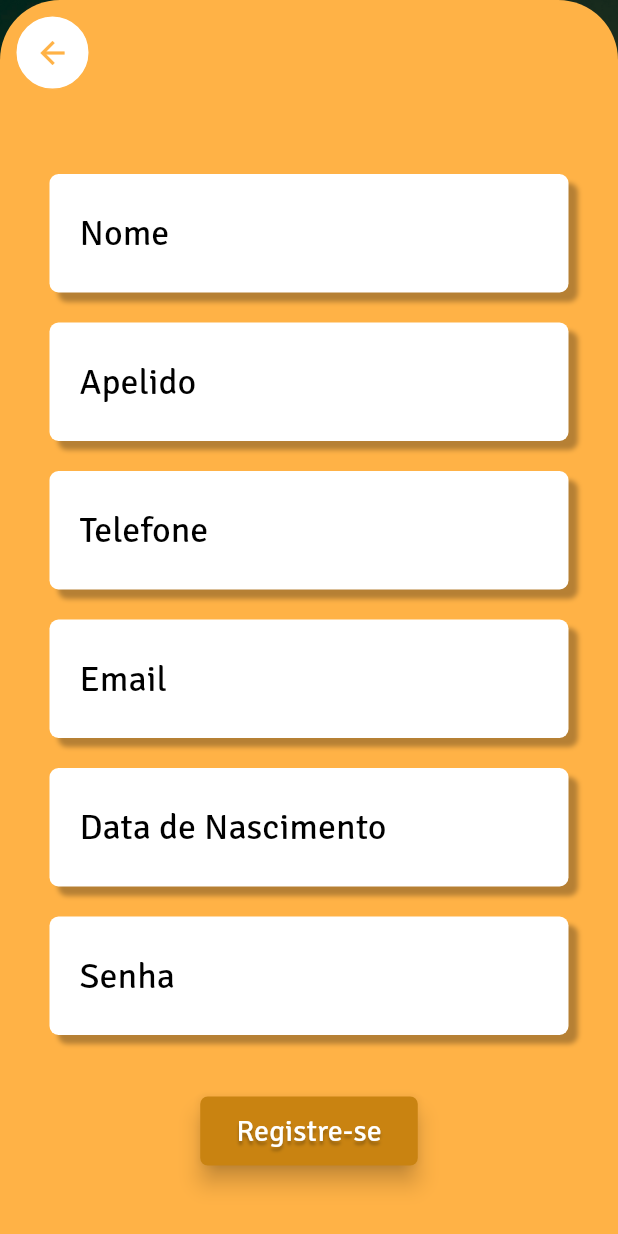
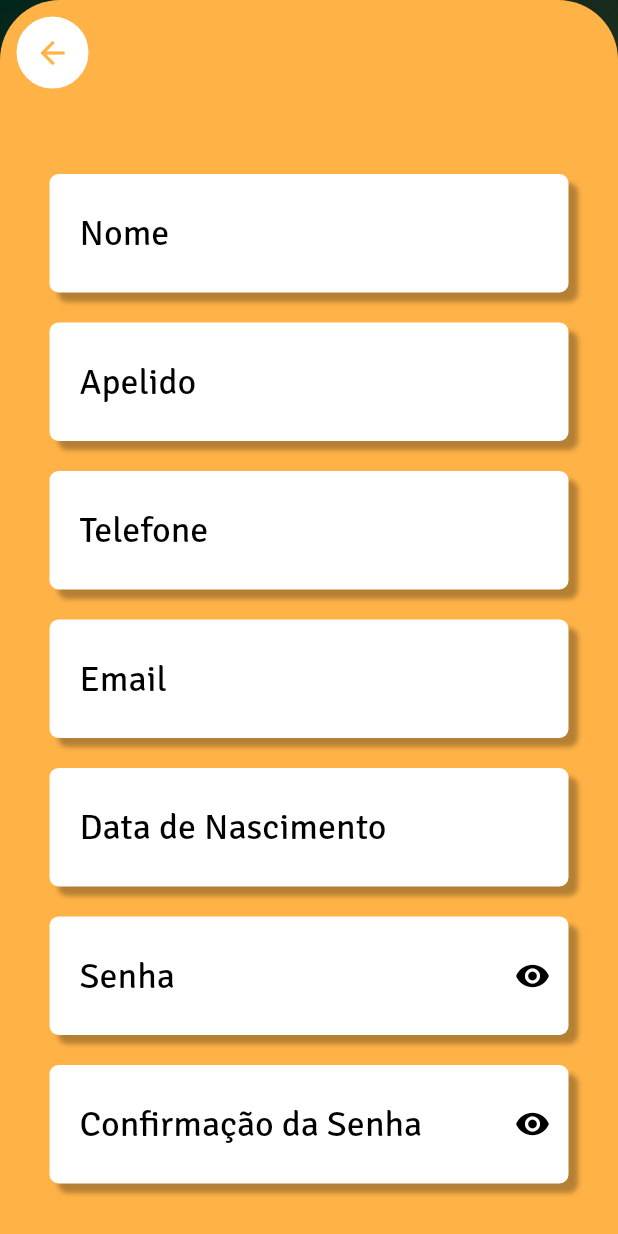
Before and after one commit to ElissonRochaa/MOBILE-25.1-ArtHub, a Flutter app: the TelaRegistro screen opened by its route, on a phone screen of 412 x 824 dp. Run offline on Flutter 3.47's test engine with Material 3 defaults, Android fonts, the phone set to English and light mode, and no system bars; our stand-ins replace chewie, curved_navigation_bar, dio, file_picker, just_audio, jwt_decoder and 3 more; missing offline and left inert: dart:html; accounts and stored records are empty.

Commit message:
feat: adicionada a confirmação de senha na tela_registro.dart

```diff
--- a/lib/pages/tela_registro.dart
+++ b/lib/pages/tela_registro.dart
@@ -26,6 +26,7 @@ class _TelaRegistroState extends State<TelaRegistro> {
   final TextEditingController _dataNascimentoController =
       TextEditingController();
   final TextEditingController _senhaController = TextEditingController();
+  final TextEditingController _confirmacaoSenhaController = TextEditingController();
 
   @override
   void dispose() {
@@ -35,6 +36,7 @@ class _TelaRegistroState extends State<TelaRegistro> {
     _emailController.dispose();
     _dataNascimentoController.dispose();
     _senhaController.dispose();
+    _confirmacaoSenhaController.dispose();
     super.dispose();
   }
 
@@ -45,7 +47,8 @@ class _TelaRegistroState extends State<TelaRegistro> {
       _telefoneController.text.isEmpty ||
       _emailController.text.isEmpty ||
       _senhaController.text.isEmpty ||
-      _dataNascimentoController.text.isEmpty) {
+      _dataNascimentoController.text.isEmpty ||
+      _confirmacaoSenhaController.text.isEmpty) {
     showCustomSnackBar(context, 'Por favor, preencha todos os campos');
     return;
   }
@@ -54,6 +57,10 @@ class _TelaRegistroState extends State<TelaRegistro> {
   if (!isEmailValid(_emailController.text)) {
     showCustomSnackBar(context, 'O email deve terminar com @upe.br');
     return;
+  }
+
+  if (_senhaController.text != _confirmacaoSenhaController.text){
+    showCustomSnackBar(context, 'A confirmação de senha deve ser igual à senha');
   }
 
   try {
@@ -72,7 +79,8 @@ class _TelaRegistroState extends State<TelaRegistro> {
     Navigator.pushReplacementNamed(context, '/login');
 
   } catch (e) {
-      showCustomSnackBar(context, 'Cadastro não realizado! Algo deu errado!');
+    print(e);
+    showCustomSnackBar(context, 'Cadastro não realizado! Algo deu errado!');
   }
 }
 
@@ -157,7 +165,16 @@ class _TelaRegistroState extends State<TelaRegistro> {
                         label: "Senha",
                         hintLabel: "Digite sua senha",
                         inputTipo: TextInputType.visiblePassword,
+                        ehOculto: true,
                         controller: _senhaController,
+                      ),
+                      const SizedBox(height: 20),
+                      InputTexto(
+                        label: "Confirmação da Senha",
+                        hintLabel: "Redigite sua senha",
+                        inputTipo: TextInputType.visiblePassword,
+                        ehOculto: true,
+                        controller: _confirmacaoSenhaController,
                       ),
                       const SizedBox(height: 40),
                       BotaoEstilizadoWidget(
@@ -180,7 +197,6 @@ class _TelaRegistroState extends State<TelaRegistro> {
                                 context,
                               ).textTheme.titleLarge?.copyWith(
                                 color: Theme.of(context).colorScheme.surface,
-                                decoration: TextDecoration.underline,
                               ),
                               recognizer:
                                   TapGestureRecognizer()
```
